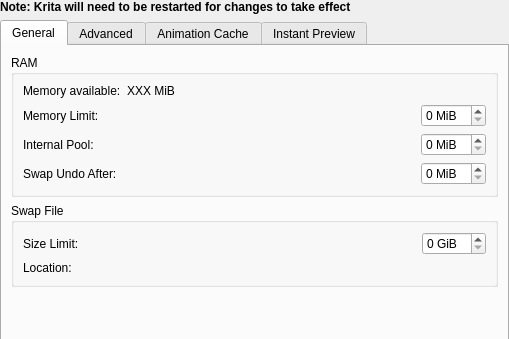
The window that libs/ui/forms/wdgperformancesettings.ui (KDE/krita) describes before a commit, drawn with Qt 5; both pictures show x 0 to 509 and y 0 to 339 of the 509 by 490 pixel window.
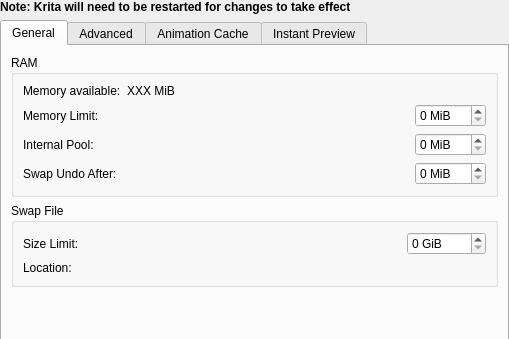
The same window after the commit. Custom widgets are drawn as their Qt base class.

Commit message: Apply a fixed aspect ratio to controls in the Performance tab

Diff of the .ui file:
```diff
--- a/libs/ui/forms/wdgperformancesettings.ui
+++ b/libs/ui/forms/wdgperformancesettings.ui
@@ -90,8 +90,8 @@
            </widget>
           </item>
           <item row="1" column="1">
-           <layout class="QHBoxLayout" name="horizontalLayout">
-            <item>
+           <layout class="QGridLayout" name="gridLayout" columnstretch="4,1">
+            <item row="0" column="0">
              <widget class="KisDoubleSliderSpinBox" name="sliderMemoryLimit" native="true">
               <property name="sizePolicy">
                <sizepolicy hsizetype="MinimumExpanding" vsizetype="Minimum">
@@ -104,7 +104,7 @@
               </property>
              </widget>
             </item>
-            <item>
+            <item row="0" column="1">
              <widget class="KisIntParseSpinBox" name="intMemoryLimit">
               <property name="suffix">
                <string> MiB</string>
@@ -121,18 +121,18 @@
            </widget>
           </item>
           <item row="2" column="1">
-           <layout class="QHBoxLayout" name="horizontalLayout_3">
-            <item>
+           <layout class="QGridLayout" name="gridLayout_2" columnstretch="4,1">
+            <item row="0" column="0">
              <widget class="KisDoubleSliderSpinBox" name="sliderPoolLimit" native="true">
               <property name="sizePolicy">
-               <sizepolicy hsizetype="MinimumExpanding" vsizetype="Minimum">
+               <sizepolicy hsizetype="MinimumExpanding" vsizetype="Preferred">
                 <horstretch>0</horstretch>
                 <verstretch>0</verstretch>
                </sizepolicy>
               </property>
              </widget>
             </item>
-            <item>
+            <item row="0" column="1">
              <widget class="KisIntParseSpinBox" name="intPoolLimit">
               <property name="suffix">
                <string> MiB</string>
@@ -152,8 +152,8 @@
            </widget>
           </item>
           <item row="3" column="1">
-           <layout class="QHBoxLayout" name="horizontalLayout_2">
-            <item>
+           <layout class="QGridLayout" name="gridLayout_3" columnstretch="4,1">
+            <item row="0" column="0">
              <widget class="KisDoubleSliderSpinBox" name="sliderUndoLimit" native="true">
               <property name="sizePolicy">
                <sizepolicy hsizetype="MinimumExpanding" vsizetype="Minimum">
@@ -166,7 +166,7 @@
               </property>
              </widget>
             </item>
-            <item>
+            <item row="0" column="1">
              <widget class="KisIntParseSpinBox" name="intUndoLimit">
               <property name="suffix">
                <string> MiB</string>
@@ -195,8 +195,8 @@
            </widget>
           </item>
           <item row="0" column="1">
-           <layout class="QHBoxLayout" name="horizontalLayout_4">
-            <item>
+           <layout class="QGridLayout" name="gridLayout_4" columnstretch="4,1">
+            <item row="0" column="0">
              <widget class="KisSliderSpinBox" name="sliderSwapSize" native="true">
               <property name="sizePolicy">
                <sizepolicy hsizetype="MinimumExpanding" vsizetype="Minimum">
@@ -209,7 +209,7 @@
               </property>
              </widget>
             </item>
-            <item>
+            <item row="0" column="1">
              <widget class="KisIntParseSpinBox" name="intSwapSize">
               <property name="suffix">
                <string> GiB</string>
```
